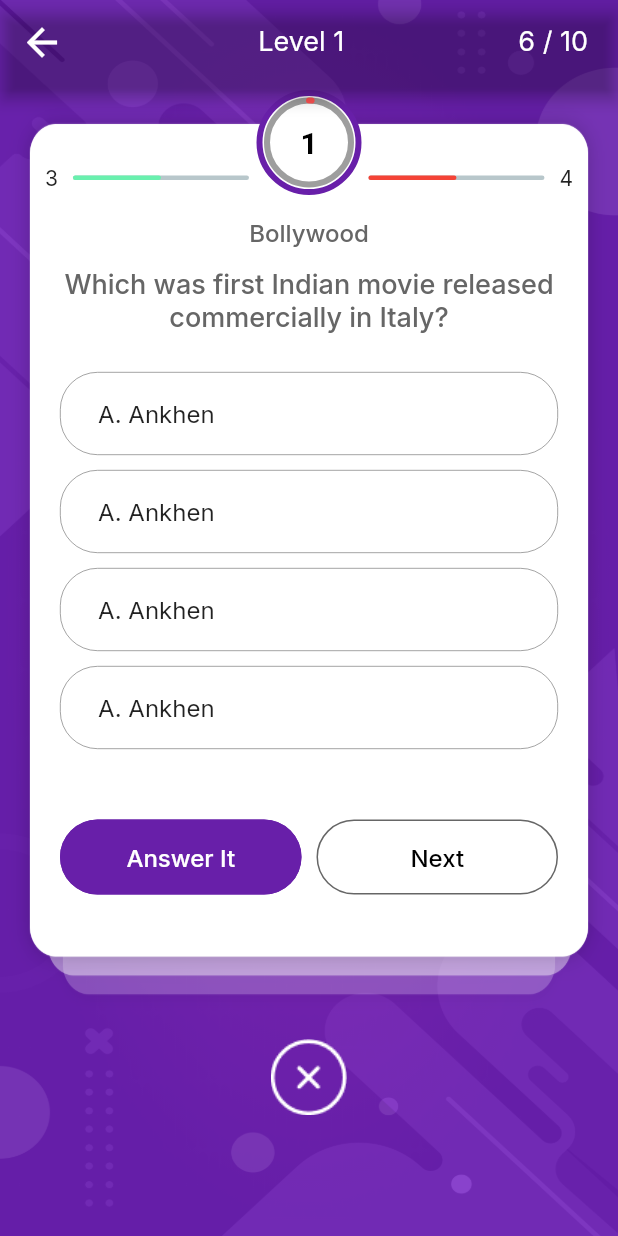
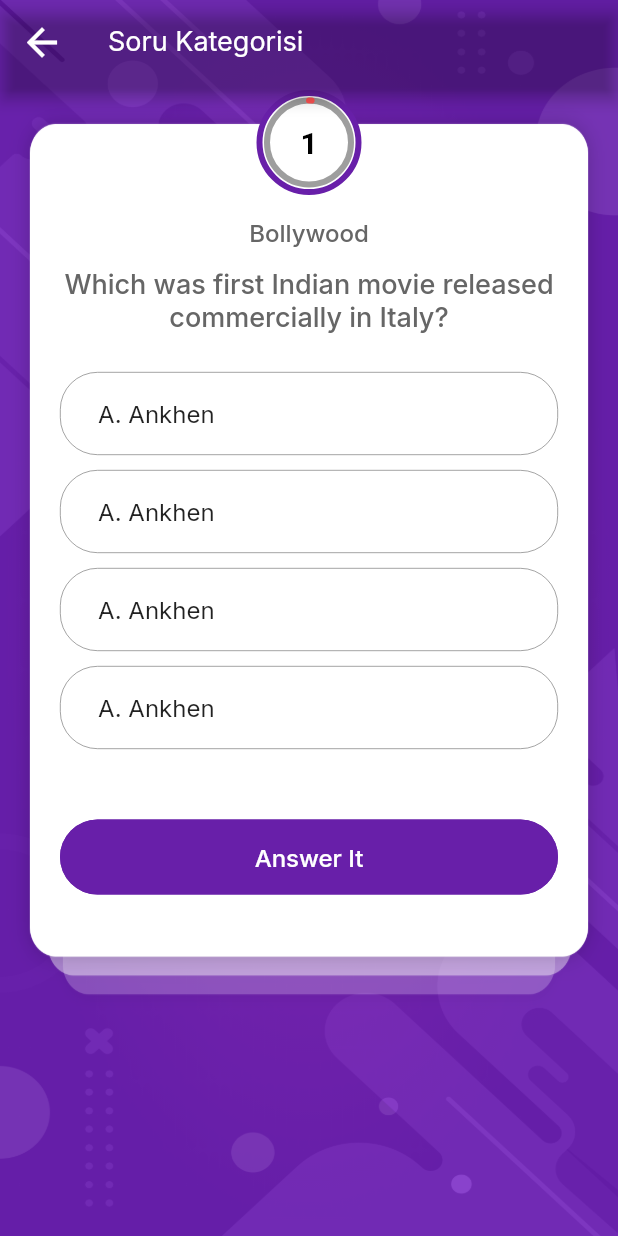
Before and after one commit to berkili/Kelime-Oyunu, a Flutter app: the Questions screen opened directly, on a phone screen of 412 x 824 dp. Run offline on Flutter 3.47's test engine with Material 2 defaults, Android fonts, the phone set to English and light mode, and no system bars; drawn by our look-alikes of percent_indicator; our stand-ins replace flutter_fortune_wheel, font_awesome_flutter, google_fonts; missing offline and left inert: custom_timer, dart:ffi.

```diff
--- a/lib/main.dart
+++ b/lib/main.dart
@@ -1,3 +1,4 @@
+import 'package:final_year_project/mySplashScreen.dart';
 import 'package:final_year_project/screens/home_statistics/home_screen.dart';
 import 'package:final_year_project/screens/home_statistics/tabs_screen.dart';
 import 'package:final_year_project/screens/login/login-screen.dart';
@@ -45,8 +46,8 @@ class MyApp extends StatelessWidget {
           )),
       initialRoute: '/',
       routes: {
-        '/': (ctx) => const WelcomeScreen(),
-        //'/welcome' : (ctx) => WelcomeScreen(),
+        '/': (ctx) => const MySplashScreen(),
+        '/welcome': (ctx) => WelcomeScreen(),
         '/login': (ctx) => const LoginScreen(),
         '/signup': (ctx) => const SignupScreen(),
         '/home': (ctx) => const TabsScreen(),
--- a/lib/screens/game/gamehome.dart
+++ b/lib/screens/game/gamehome.dart
@@ -149,6 +149,7 @@ class _GameHomeState extends State<GameHome> {
                   child: TextButton(
                       onPressed: () {
                         controller.add(random.nextInt(4));
+                        //BUG: Açılır açılmaz dönüyor çark
                         //BUG: Dönmeden diğer sayfaya geçiyor.
                         //TODO: Bu kısımda questions sayfasına kategori parametre olarak gönderilecek.
                         Navigator.push(
--- a/lib/screens/game/questions.dart
+++ b/lib/screens/game/questions.dart
@@ -5,7 +5,6 @@ import 'package:flutter/material.dart';
 import 'package:percent_indicator/percent_indicator.dart';
 import 'package:final_year_project/screens/game/levelresult.dart';
 import 'package:final_year_project/screens/game/theme/color.dart';
-import 'package:final_year_project/screens/game/widget/myimage.dart';
 import 'package:final_year_project/screens/game/widget/mytext.dart';
 
 class Questions extends StatefulWidget {
@@ -92,32 +91,17 @@ class _QuestionsState extends State<Questions> {
         appBar: PreferredSize(
           preferredSize: const Size.fromHeight(60.0),
           child: AppBar(
-            title: Center(
-              child: MyText(
-                title: "Level 1",
-                size: 18,
-                fontWeight: FontWeight.w400,
-                colors: white,
-              ),
+            title: MyText(
+              title: "Soru Kategorisi",
+              size: 18,
+              fontWeight: FontWeight.w400,
+              colors: white,
             ),
             leading: IconButton(
               icon: const Icon(Icons.arrow_back, color: Colors.white, size: 30),
               onPressed: () => Navigator.of(context).pop(),
             ),
             backgroundColor: Colors.transparent,
-            actions: <Widget>[
-              Padding(
-                  padding: const EdgeInsets.only(right: 20.0),
-                  child: GestureDetector(
-                    child: Center(
-                      child: MyText(
-                          title: "6 / 10",
-                          size: 18,
-                          fontWeight: FontWeight.w400,
-                          colors: white),
-                    ),
-                  )),
-            ],
           ),
         ),
         body: SafeArea(
@@ -171,53 +155,7 @@ class _QuestionsState extends State<Questions> {
                                   progressColor: Colors.redAccent,
                                 ),
                               ),
-                            ),
-                            // Question Count
-                            Positioned(
-                              top: 50,
-                              width: MediaQuery.of(context).size.width,
-                              child: Container(
-                                margin:
-                                    const EdgeInsets.only(left: 30, right: 30),
-                                child: Row(
-                                  children: [
-                                    Row(
-                                      children: [
-                                        MyText(title: "3"),
-                                        LinearPercentIndicator(
-                                          width: MediaQuery.of(context)
-                                                  .size
-                                                  .width /
-                                              3,
-                                          animation: false,
-                                          lineHeight: 3.0,
-                                          percent: 0.5,
-                                          barRadius: const Radius.circular(20),
-                                          progressColor: Colors.greenAccent,
-                                        ),
-                                      ],
-                                    ),
-                                    const Spacer(),
-                                    Row(
-                                      children: [
-                                        LinearPercentIndicator(
-                                          width: MediaQuery.of(context)
-                                                  .size
-                                                  .width /
-                                              3,
-                                          animation: false,
-                                          lineHeight: 3.0,
-                                          percent: 0.5,
-                                          barRadius: const Radius.circular(20),
-                                          progressColor: Colors.red,
-                                        ),
-                                        MyText(title: "4"),
-                                      ],
-                                    ),
-                                  ],
-                                ),
-                              ),
-                            )
+                            ), // Question Count
                           ],
                         ),
                       ),
@@ -353,40 +291,6 @@ class _QuestionsState extends State<Questions> {
                                                     color: primary))))),
                               ),
                             ),
-                            const SizedBox(width: 10),
-                            Expanded(
-                              flex: 1,
-                              child: SizedBox(
-                                height: 50,
-                                child: TextButton(
-                                    onPressed: () {
-                                      if (quecnt < question.length - 1) {
-                                        quecnt++;
-                                      } else {
-                                        Navigator.of(context).pushReplacement(
-                                            MaterialPageRoute(
-                                                builder:
-                                                    (BuildContext context) =>
-                                                        const LevelResult()));
-                                      }
-                                      setState(() {});
-                                    },
-                                    child: MyText(
-                                      title: "Next",
-                                      colors: black,
-                                      fontWeight: FontWeight.w500,
-                                      size: 16,
-                                    ),
-                                    style: ButtonStyle(
-                                        shape: MaterialStateProperty.all<
-                                                RoundedRectangleBorder>(
-                                            RoundedRectangleBorder(
-                                                borderRadius:
-                                                    BorderRadius.circular(25.0),
-                                                side: const BorderSide(
-                                                    color: textColorGrey))))),
-                              ),
-                            ),
                           ],
                         ),
                       )
@@ -394,11 +298,6 @@ class _QuestionsState extends State<Questions> {
                   ),
                 ),
               ),
-              MyImage(
-                height: 80,
-                width: 80,
-                imagePath: "assets/images/ic_close.png",
-              )
             ],
           ),
         ),
```
Also changed, not shown: lib/mySplashScreen.dart (added, +61 -0 lines).
